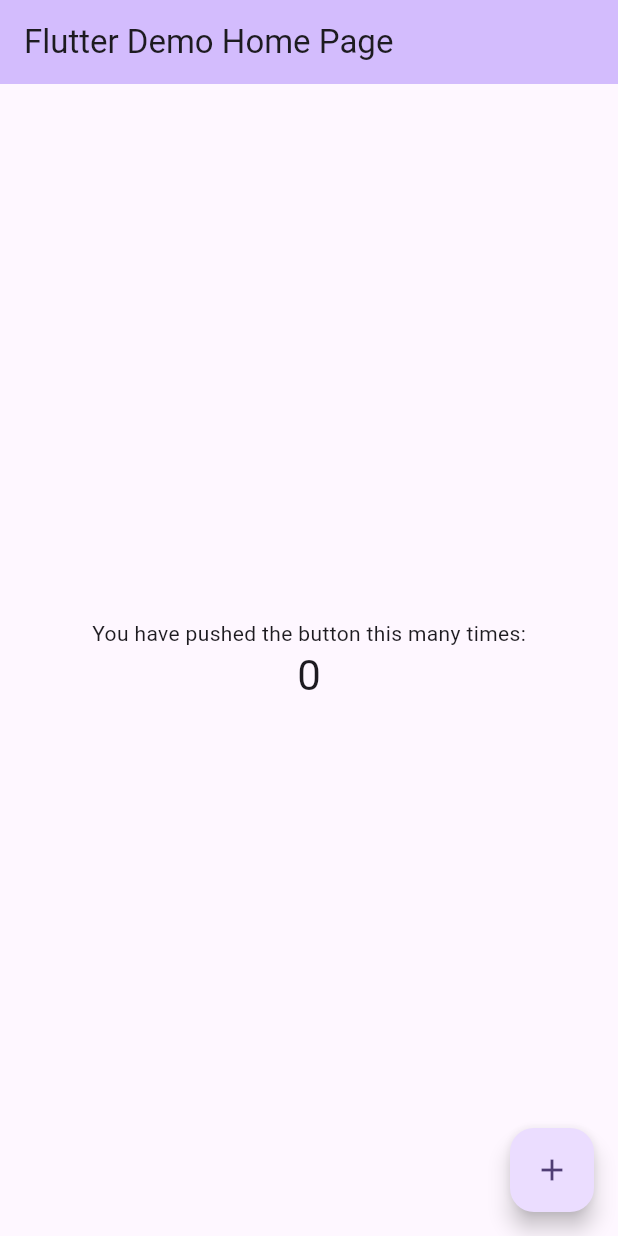
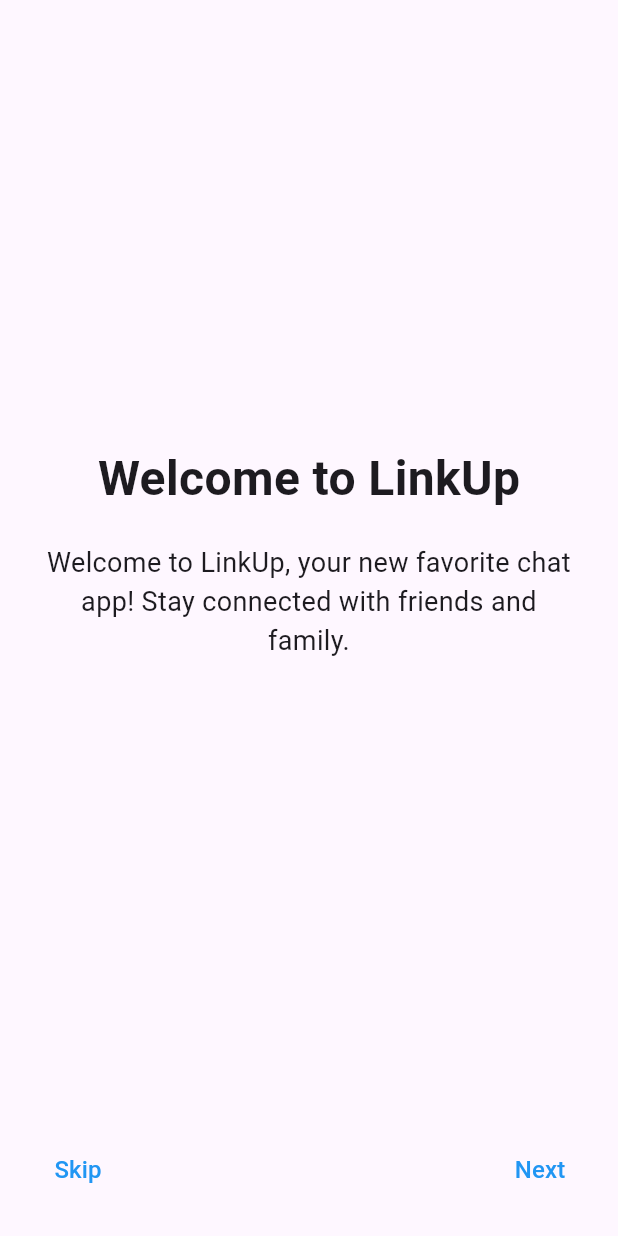
Before and after one commit to siyatadumjan/linkup_project, a Flutter app: the screen it shows after launch, on a phone screen of 412 x 824 dp. Run offline on Flutter 3.47's test engine with Material 3 defaults, Android fonts, the light colour scheme and no system bars.

Commit message:
created onboarding screen
onboarding screen

```diff
--- /dev/null
+++ b/lib/app.dart
@@ -0,0 +1,24 @@
+import 'package:flutter/material.dart';
+import 'package:linkup_project/view/user/home/home_page.dart';
+import 'package:linkup_project/view/user/login_screen.dart';
+import 'package:linkup_project/view/user/onboarding/onboarding.dart';
+import 'package:linkup_project/view/user/onboarding/splash_screen.dart';
+import 'package:linkup_project/view/user/register_screen.dart';
+
+class App extends StatelessWidget {
+  const App({super.key});
+
+  @override
+  Widget build(BuildContext context) {
+    return MaterialApp(
+      initialRoute: '/',
+      routes: {
+        '/': (context) => const SplashScreenView(),
+        '/onboarding': (context) => const OnboardingScreen(),
+        '/login': (context) => const LoginPage(),
+        '/register': (context) => const SignupPage(),
+        '/homepage': (context) => const HomePage(),
+      },
+    );
+  }
+}
--- a/lib/main.dart
+++ b/lib/main.dart
@@ -1,125 +1,9 @@
 import 'package:flutter/material.dart';
+import 'package:linkup_project/app.dart'; // Import your app.dart file
 
+// Entry point of the application
 void main() {
-  runApp(const MyApp());
+  runApp(
+    const App(), // Run the app with the App widget as the root
+  );
 }
-
-class MyApp extends StatelessWidget {
-  const MyApp({super.key});
-
-  // This widget is the root of your application.
-  @override
-  Widget build(BuildContext context) {
-    return MaterialApp(
-      title: 'Flutter Demo',
-      theme: ThemeData(
-        // This is the theme of your application.
-        //
-        // TRY THIS: Try running your application with "flutter run". You'll see
-        // the application has a purple toolbar. Then, without quitting the app,
-        // try changing the seedColor in the colorScheme below to Colors.green
-        // and then invoke "hot reload" (save your changes or press the "hot
-        // reload" button in a Flutter-supported IDE, or press "r" if you used
-        // the command line to start the app).
-        //
-        // Notice that the counter didn't reset back to zero; the application
-        // state is not lost during the reload. To reset the state, use hot
-        // restart instead.
-        //
-        // This works for code too, not just values: Most code changes can be
-        // tested with just a hot reload.
-        colorScheme: ColorScheme.fromSeed(seedColor: Colors.deepPurple),
-        useMaterial3: true,
-      ),
-      home: const MyHomePage(title: 'Flutter Demo Home Page'),
-    );
-  }
-}
-
-class MyHomePage extends StatefulWidget {
-  const MyHomePage({super.key, required this.title});
-
-  // This widget is the home page of your application. It is stateful, meaning
-  // that it has a State object (defined below) that contains fields that affect
-  // how it looks.
-
-  // This class is the configuration for the state. It holds the values (in this
-  // case the title) provided by the parent (in this case the App widget) and
-  // used by the build method of the State. Fields in a Widget subclass are
-  // always marked "final".
-
-  final String title;
-
-  @override
-  State<MyHomePage> createState() => _MyHomePageState();
-}
-
-class _MyHomePageState extends State<MyHomePage> {
-  int _counter = 0;
-
-  void _incrementCounter() {
-    setState(() {
-      // This call to setState tells the Flutter framework that something has
-      // changed in this State, which causes it to rerun the build method below
-      // so that the display can reflect the updated values. If we changed
-      // _counter without calling setState(), then the build method would not be
-      // called again, and so nothing would appear to happen.
-      _counter++;
-    });
-  }
-
-  @override
-  Widget build(BuildContext context) {
-    // This method is rerun every time setState is called, for instance as done
-    // by the _incrementCounter method above.
-    //
-    // The Flutter framework has been optimized to make rerunning build methods
-    // fast, so that you can just rebuild anything that needs updating rather
-    // than having to individually change instances of widgets.
-    return Scaffold(
-      appBar: AppBar(
-        // TRY THIS: Try changing the color here to a specific color (to
-        // Colors.amber, perhaps?) and trigger a hot reload to see the AppBar
-        // change color while the other colors stay the same.
-        backgroundColor: Theme.of(context).colorScheme.inversePrimary,
-        // Here we take the value from the MyHomePage object that was created by
-        // the App.build method, and use it to set our appbar title.
-        title: Text(widget.title),
-      ),
-      body: Center(
-        // Center is a layout widget. It takes a single child and positions it
-        // in the middle of the parent.
-        child: Column(
-          // Column is also a layout widget. It takes a list of children and
-          // arranges them vertically. By default, it sizes itself to fit its
-          // children horizontally, and tries to be as tall as its parent.
-          //
-          // Column has various properties to control how it sizes itself and
-          // how it positions its children. Here we use mainAxisAlignment to
-          // center the children vertically; the main axis here is the vertical
-          // axis because Columns are vertical (the cross axis would be
-          // horizontal).
-          //
-          // TRY THIS: Invoke "debug painting" (choose the "Toggle Debug Paint"
-          // action in the IDE, or press "p" in the console), to see the
-          // wireframe for each widget.
-          mainAxisAlignment: MainAxisAlignment.center,
-          children: <Widget>[
-            const Text(
-              'You have pushed the button this many times:',
-            ),
-            Text(
-              '$_counter',
-              style: Theme.of(context).textTheme.headlineMedium,
-            ),
-          ],
-        ),
-      ),
-      floatingActionButton: FloatingActionButton(
-        onPressed: _incrementCounter,
-        tooltip: 'Increment',
-        child: const Icon(Icons.add),
-      ), // This trailing comma makes auto-formatting nicer for build methods.
-    );
-  }
-}
--- /dev/null
+++ b/lib/view/user/onboarding/onboarding.dart
@@ -0,0 +1,125 @@
+import 'package:flutter/material.dart';
+import 'package:linkup_project/view/user/login_screen.dart';
+// Import the home screen after onboarding
+
+
+class OnboardingScreen extends StatefulWidget {
+  const OnboardingScreen({super.key});
+
+  @override
+  _OnboardingScreenState createState() => _OnboardingScreenState();
+}
+
+class _OnboardingScreenState extends State<OnboardingScreen> {
+  final PageController _pageController = PageController();
+  int _currentPage = 0;
+
+  final List<String> _titles = [
+    'Welcome to LinkUp',
+    'Connect Instantly',
+    'Start Chatting'
+  ];
+  final List<String> _descriptions = [
+    'Welcome to LinkUp, your new favorite chat app! Stay connected with friends and family.',
+    'Connect instantly with people, whether for a chat, video call, or group conversations.',
+    'Start chatting now and make the most of the powerful features of LinkUp.'
+  ];
+
+  @override
+  Widget build(BuildContext context) {
+    return Scaffold(
+      body: Column(
+        children: [
+          // PageView for onboarding pages
+          Expanded(
+            child: PageView.builder(
+              controller: _pageController,
+              itemCount: 3,
+              onPageChanged: (index) {
+                setState(() {
+                  _currentPage = index;
+                });
+              },
+              itemBuilder: (context, index) {
+                return OnboardingPage(
+                  title: _titles[index],
+                  description: _descriptions[index],
+                );
+              },
+            ),
+          ),
+
+          // Bottom buttons (Skip, Next)
+          Padding(
+            padding: const EdgeInsets.all(20.0),
+            child: Row(
+              mainAxisAlignment: MainAxisAlignment.spaceBetween,
+              children: [
+                _currentPage == 2
+                    ? const SizedBox()
+                    : TextButton(
+                        onPressed: () {
+                          _pageController
+                              .jumpToPage(2); // Skip to the last page
+                        },
+                        child: const Text('Skip',
+                            style: TextStyle(fontSize: 16, color: Colors.blue)),
+                      ),
+                TextButton(
+                  onPressed: () {
+                    if (_currentPage == 2) {
+                      // Navigate to the home screen after onboarding
+                      Navigator.pushReplacement(
+                        context,
+                        MaterialPageRoute(builder: (context) => const LoginPage()),
+                      );
+                    } else {
+                      _pageController.nextPage(
+                        duration: const Duration(milliseconds: 300),
+                        curve: Curves.easeIn,
+                      );
+                    }
+                  },
+                  child: Text(
+                    _currentPage == 2 ? 'Start Chatting' : 'Next',
+                    style: const TextStyle(fontSize: 16, color: Colors.blue),
+                  ),
+                ),
+              ],
+            ),
+          ),
+        ],
+      ),
+    );
+  }
+}
+
+class OnboardingPage extends StatelessWidget {
+  final String title;
+  final String description;
+
+  const OnboardingPage({super.key, required this.title, required this.description});
+
+  @override
+  Widget build(BuildContext context) {
+    return Padding(
+      padding: const EdgeInsets.all(30.0),
+      child: Column(
+        mainAxisAlignment: MainAxisAlignment.center,
+        crossAxisAlignment: CrossAxisAlignment.center,
+        children: [
+          Text(
+            title,
+            style: const TextStyle(fontSize: 32, fontWeight: FontWeight.bold),
+          ),
+          const SizedBox(height: 20),
+          Text(
+            description,
+            textAlign: TextAlign.center,
+            style: const TextStyle(fontSize: 18),
+          ),
+        ],
+      ),
+    );
+  }
+}
```
